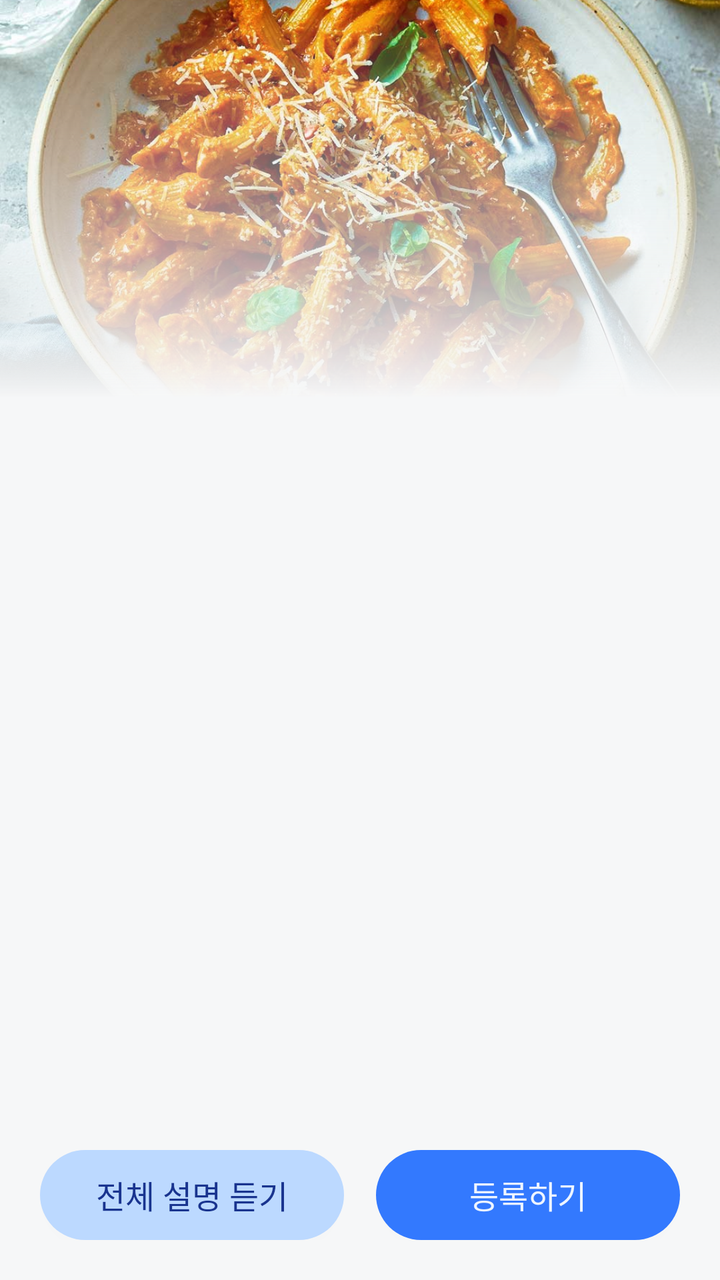
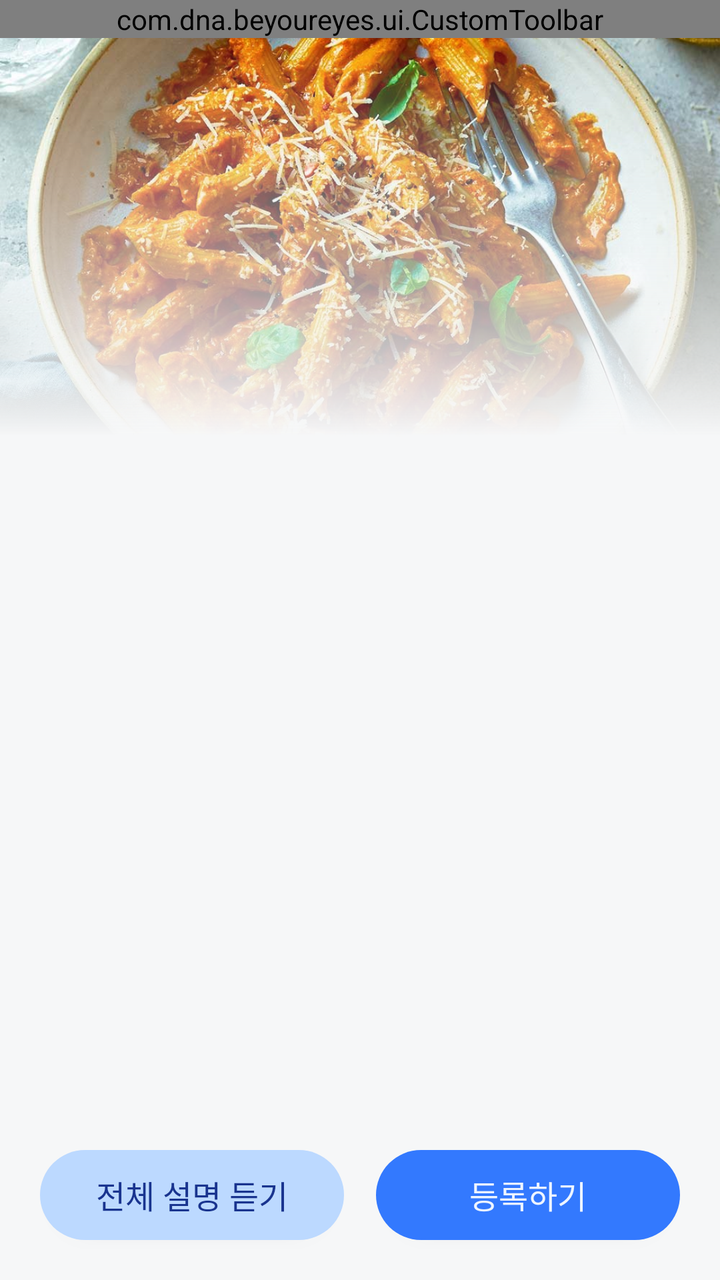

An Android layout rendered at two revisions. The XML below is the earlier revision; the diff shows what the commit changed to produce the second picture.
<!-- AndroidManifest.xml: application theme Theme.BeYourEyes -->
<!-- res/layout/fragment_result.xml -->
<?xml version="1.0" encoding="utf-8"?>
<LinearLayout xmlns:android="http://schemas.android.com/apk/res/android"
    xmlns:tools="http://schemas.android.com/tools"
    android:layout_width="match_parent"
    android:layout_height="match_parent"
    android:background="@color/gray_50"
    android:gravity="center_horizontal"
    android:orientation="vertical">

    <ScrollView
        android:layout_width="match_parent"
        android:layout_height="0dp"
        android:layout_weight="1"
        android:contentDescription="@string/description_result_scrollbar"
        android:gravity="center_horizontal"> 

        <LinearLayout
            android:id="@+id/linearLayout"
            android:layout_width="match_parent"
            android:layout_height="wrap_content"
            android:gravity="center_horizontal"
            android:orientation="vertical">

            <FrameLayout
                android:layout_width="match_parent"
                android:layout_height="200dp">

                <ImageView
                    android:id="@+id/imageView"
                    android:layout_width="match_parent"
                    android:layout_height="match_parent"
                    android:scaleType="centerCrop"
                    android:src="@drawable/sample_pasta"
                    android:contentDescription="@string/desciption_result_image"/>

                <ImageView
                    android:id="@+id/gradientView"
                    android:layout_width="match_parent"
                    android:layout_height="match_parent"
                    android:importantForAccessibility="no"
                    android:src="@drawable/gradient_layer_list_g50" />

            </FrameLayout>

            <androidx.fragment.app.FragmentContainerView
                android:id="@+id/TotalCalorieFragment"
                android:layout_width="wrap_content"
                android:layout_height="wrap_content"
                android:layout_gravity="center"
                android:layout_marginTop="20dp" />

            <androidx.fragment.app.FragmentContainerView
                android:id="@+id/AllergyCautionFragment"
                android:layout_width="wrap_content"
                android:layout_height="wrap_content"
                android:layout_gravity="center"
                android:layout_marginTop="20dp" />

            <androidx.fragment.app.FragmentContainerView
                android:id="@+id/NutriPieChartFragment"
                android:layout_width="wrap_content"
                android:layout_height="wrap_content"
                android:layout_gravity="center"
                android:layout_marginTop="20dp" />

            <androidx.fragment.app.FragmentContainerView
                android:id="@+id/AllergyFragment"
                android:layout_width="wrap_content"
                android:layout_height="wrap_content"
                android:layout_gravity="center"
                android:layout_marginTop="20dp" />

        </LinearLayout>
    </ScrollView>

    <LinearLayout
        android:layout_width="match_parent"
        android:layout_height="wrap_content"
        android:padding="20dp"
        android:orientation="horizontal">

        <androidx.appcompat.widget.AppCompatButton
            android:id="@+id/result_button_voice"
            android:layout_width="match_parent"
            android:layout_height="45dp"
            android:layout_marginEnd="8dp"
            android:layout_weight="1"
            android:background="@drawable/shape_button_b100_200"
            android:fontFamily="@font/wanted_sans_bold"
            android:text="@string/result_text1"
            android:textColor="@color/blue_900"
            android:textSize="16sp"
            tools:ignore="TouchTargetSizeCheck" />

        <androidx.appcompat.widget.AppCompatButton
            android:id="@+id/result_button_eat"
            android:layout_width="match_parent"
            android:layout_height="45dp"
            android:layout_marginStart="8dp"
            android:layout_weight="1"
            android:background="@drawable/shape_button_b100_500"
            android:fontFamily="@font/wanted_sans_bold"
            android:text="@string/result_text2"
            android:textColor="@color/blue_50"
            android:textSize="16sp"
            tools:ignore="TouchTargetSizeCheck" />
    </LinearLayout>

</LinearLayout>
<!-- resources referenced by this layout -->
<resources>
  <color name="blue_50">#EEF5FF</color>
  <color name="blue_900">#19348F</color>
  <color name="gray_50">#F6F7F8</color>
  <!-- drawable gradient_layer_list_g50 (drawable) -->
  <?xml version="1.0" encoding="utf-8"?>
  <layer-list xmlns:android="http://schemas.android.com/apk/res/android">
      <item>
          <shape xmlns:android="http://schemas.android.com/apk/res/android"
              android:shape="rectangle">
              <gradient
                  android:type="linear"
                  android:angle="270"
                  android:startColor="#00FFFFFF"
                  android:endColor="@color/gray_50" />
          </shape>
      </item>
  </layer-list>
  <!-- drawable sample_pasta: jpg bitmap (drawable, 214544 bytes) -->
  <!-- drawable shape_button_b100_200 (drawable) -->
  <?xml version="1.0" encoding="utf-8"?>
  <shape xmlns:android="http://schemas.android.com/apk/res/android">
      <solid android:color="@color/blue_200" /> 
      <size android:width="60dp" android:height="45dp" /> 
      <corners android:radius="100dp" /> 
  </shape>
  <!-- drawable shape_button_b100_500 (drawable) -->
  <?xml version="1.0" encoding="utf-8"?>
  <shape xmlns:android="http://schemas.android.com/apk/res/android">
      <solid android:color="@color/blue_500" /> 
      <size android:width="60dp" android:height="45dp" /> 
      <corners android:radius="100dp" /> 
  </shape>
  <string name="desciption_result_image">촬영한 식품의 이미지입니다.</string>
  <string name="description_result_scrollbar">식품 분석 결과 화면입니다. 스크롤하여 정보를 확인할 수 있습니다.</string>
  <string name="result_text1">전체 설명 듣기</string>
  <string name="result_text2">등록하기</string>
  <style name="Theme.BeYourEyes" parent="Theme.MaterialComponents.Light.NoActionBar">
          
          <item name="colorPrimary">@color/blue_500</item>
          <item name="colorPrimaryVariant">@color/blue_700</item>
          <item name="colorOnPrimary">@color/white</item>
          
          <item name="colorSecondary">@color/teal_200</item>
          <item name="colorSecondaryVariant">@color/teal_700</item>
          <item name="colorOnSecondary">@color/black</item>
          
          <item name="android:statusBarColor">@color/gray_50</item>
          <item name="android:windowLightStatusBar">true</item>
          <item name="android:navigationBarColor">@color/gray_50</item>
          
          <item name="chipStyle">@style/TextChipStyle</item>
      </style>
  <color name="blue_200">#BCD9FF</color>
  <color name="blue_500">#3379FE</color>
  <color name="blue_700">#1543E0</color>
  <color name="white">#FFFFFF</color>
  <color name="teal_200">#FF03DAC5</color>
  <color name="teal_700">#FF018786</color>
  <color name="black">#FF000000</color>
  <style name="TextChipStyle" parent="Widget.MaterialComponents.Chip.Choice">
          <item name="chipCornerRadius">10dp</item>
          <item name="chipMinHeight">58dp</item>
          <item name="chipBackgroundColor">@color/chip_bg_color</item>
          <item name="android:textColor">@color/chip_text_color</item>
          <item name="chipStrokeColor">@color/chip_stroke_color</item>
          <item name="chipStrokeWidth">2dp</item>
          <item name="android:textAlignment">center</item>
          <item name="fontFamily">@font/wanted_sans_semi_bold</item>
          <item name="android:textSize">16sp</item>
          <item name="android:paddingTop">14dp</item>
          <item name="android:paddingBottom">14dp</item>
      </style>
</resources>

<!-- the commit's change to res/layout/fragment_result.xml (unified diff, before → after) -->
@@ -1,5 +1,6 @@
 <?xml version="1.0" encoding="utf-8"?>
-<LinearLayout xmlns:android="http://schemas.android.com/apk/res/android"
+<androidx.constraintlayout.widget.ConstraintLayout xmlns:android="http://schemas.android.com/apk/res/android"
+    xmlns:app="http://schemas.android.com/apk/res-auto"
     xmlns:tools="http://schemas.android.com/tools"
     android:layout_width="match_parent"
     android:layout_height="match_parent"
@@ -7,12 +8,25 @@
     android:gravity="center_horizontal"
     android:orientation="vertical">
 
+    <com.dna.beyoureyes.ui.CustomToolbar
+        android:id="@+id/toolbar"
+        android:layout_width="match_parent"
+        android:layout_height="wrap_content"
+        app:title="@string/result_title"
+        app:layout_constraintEnd_toEndOf="parent"
+        app:layout_constraintStart_toStartOf="parent"
+        app:layout_constraintTop_toTopOf="parent"/>
+
     <ScrollView
         android:layout_width="match_parent"
         android:layout_height="0dp"
         android:layout_weight="1"
         android:contentDescription="@string/description_result_scrollbar"
-        android:gravity="center_horizontal"> 
+        android:gravity="center_horizontal"
+        app:layout_constraintBottom_toTopOf="@+id/linearLayout2"
+        app:layout_constraintEnd_toEndOf="parent"
+        app:layout_constraintStart_toStartOf="parent"
+        app:layout_constraintTop_toBottomOf="@id/toolbar"> 
 
         <LinearLayout
             android:id="@+id/linearLayout"
@@ -29,9 +43,9 @@
                     android:id="@+id/imageView"
                     android:layout_width="match_parent"
                     android:layout_height="match_parent"
+                    android:contentDescription="@string/desciption_result_image"
                     android:scaleType="centerCrop"
-                    android:src="@drawable/sample_pasta"
-                    android:contentDescription="@string/desciption_result_image"/>
+                    android:src="@drawable/sample_pasta" />
 
                 <ImageView
                     android:id="@+id/gradientView"
@@ -44,45 +58,57 @@
 
             <androidx.fragment.app.FragmentContainerView
                 android:id="@+id/TotalCalorieFragment"
-                android:layout_width="wrap_content"
+                android:layout_width="match_parent"
                 android:layout_height="wrap_content"
                 android:layout_gravity="center"
+                android:layout_marginHorizontal="20dp"
                 android:layout_marginTop="20dp" />
 
             <androidx.fragment.app.FragmentContainerView
                 android:id="@+id/AllergyCautionFragment"
-                android:layout_width="wrap_content"
+                android:layout_width="match_parent"
                 android:layout_height="wrap_content"
                 android:layout_gravity="center"
-                android:layout_marginTop="20dp" />
-
-            <androidx.fragment.app.FragmentContainerView
-                android:id="@+id/NutriPieChartFragment"
-                android:layout_width="wrap_content"
-                android:layout_height="wrap_content"
-                android:layout_gravity="center"
+                android:layout_marginHorizontal="20dp"
                 android:layout_marginTop="20dp" />
 
             <androidx.fragment.app.FragmentContainerView
                 android:id="@+id/AllergyFragment"
-                android:layout_width="wrap_content"
+                android:layout_width="match_parent"
                 android:layout_height="wrap_content"
                 android:layout_gravity="center"
+                android:layout_marginHorizontal="20dp"
                 android:layout_marginTop="20dp" />
+
+            <androidx.fragment.app.FragmentContainerView
+                android:id="@+id/NutriBarFragment"
+                android:layout_width="match_parent"
+                android:layout_height="wrap_content"
+                android:layout_gravity="center"
+                android:layout_marginHorizontal="20dp"
+                android:layout_marginTop="20dp" />
+            <Space
+                android:layout_width="match_parent"
+                android:layout_height="20dp"/>
 
         </LinearLayout>
     </ScrollView>
 
     <LinearLayout
+        android:id="@+id/linearLayout2"
         android:layout_width="match_parent"
         android:layout_height="wrap_content"
-        android:padding="20dp"
-        android:orientation="horizontal">
+        android:orientation="horizontal"
+        android:paddingHorizontal="20dp"
+        app:layout_constraintBottom_toBottomOf="parent"
+        app:layout_constraintEnd_toEndOf="parent"
+        app:layout_constraintStart_toStartOf="parent">
 
         <androidx.appcompat.widget.AppCompatButton
             android:id="@+id/result_button_voice"
             android:layout_width="match_parent"
             android:layout_height="45dp"
+            android:layout_marginVertical="20dp"
             android:layout_marginEnd="8dp"
             android:layout_weight="1"
             android:background="@drawable/shape_button_b100_200"
@@ -96,6 +122,7 @@
             android:id="@+id/result_button_eat"
             android:layout_width="match_parent"
             android:layout_height="45dp"
+            android:layout_marginVertical="20dp"
             android:layout_marginStart="8dp"
             android:layout_weight="1"
             android:background="@drawable/shape_button_b100_500"
@@ -106,4 +133,4 @@
             tools:ignore="TouchTargetSizeCheck" />
     </LinearLayout>
 
-</LinearLayout>
+</androidx.constraintlayout.widget.ConstraintLayout>
<!-- resource entries referenced after the edit -->
@@ -36,6 +36,7 @@
   <string name="description_result_scrollbar">식품 분석 결과 화면입니다. 스크롤하여 정보를 확인할 수 있습니다.</string>
   <string name="result_text1">전체 설명 듣기</string>
   <string name="result_text2">등록하기</string>
+  <string name="result_title">식품 분석 결과</string>
   <style name="Theme.BeYourEyes" parent="Theme.MaterialComponents.Light.NoActionBar">
           
           <item name="colorPrimary">@color/blue_500</item>
